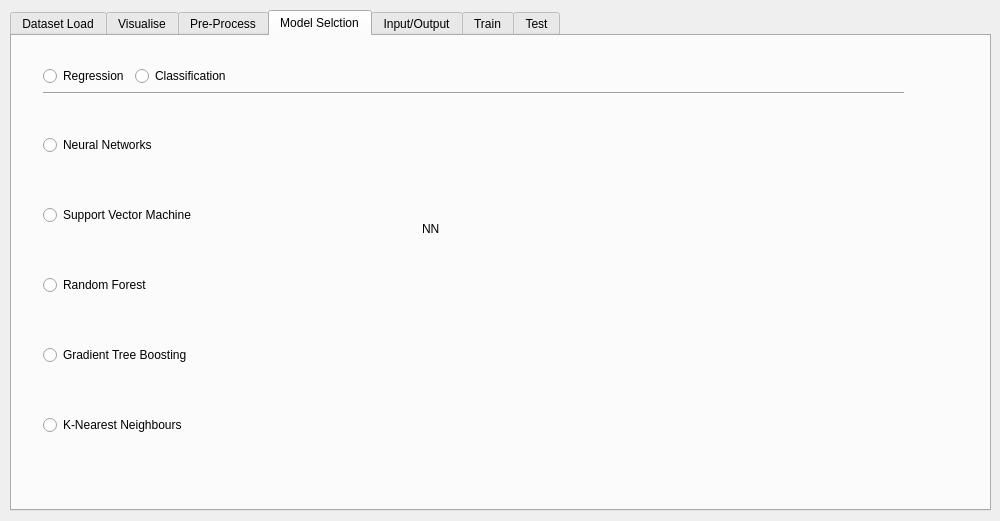
The window that resources/ui/ml_gui.ui (matheusft/modelling_ml) describes before a commit, drawn with Qt 5.
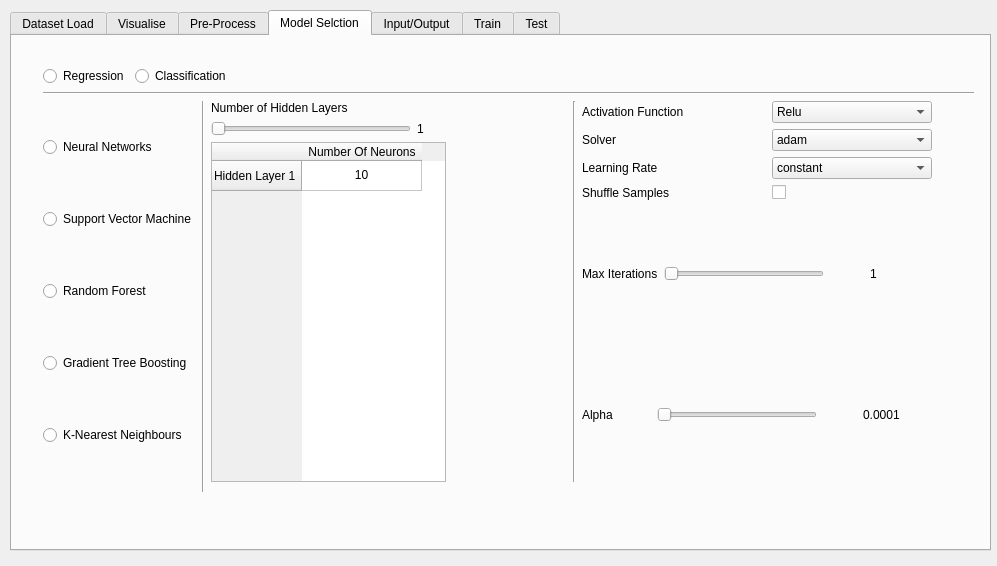
The same window after the commit. The open tabs and pages were chosen to show the change. Icons and pictures are not drawn. Custom widgets are drawn as their Qt base class.

Patch:
```diff
--- a/resources/ui/ml_gui.ui
+++ b/resources/ui/ml_gui.ui
@@ -6,8 +6,8 @@
    <rect>
     <x>0</x>
     <y>0</y>
-    <width>1000</width>
-    <height>521</height>
+    <width>997</width>
+    <height>566</height>
    </rect>
   </property>
   <property name="windowTitle">
@@ -23,7 +23,7 @@
      <x>10</x>
      <y>10</y>
      <width>981</width>
-     <height>501</height>
+     <height>541</height>
     </rect>
    </property>
    <property name="currentIndex">
@@ -802,8 +802,8 @@
       <rect>
        <x>31</x>
        <y>30</y>
-       <width>861</width>
-       <height>411</height>
+       <width>931</width>
+       <height>481</height>
       </rect>
      </property>
      <layout class="QVBoxLayout" name="verticalLayout_7">
@@ -1195,9 +1195,15 @@
                      </spacer>
                     </item>
                     <item>
-                     <widget class="QLabel" name="label_21">
+                     <widget class="QLabel" name="reg_nn_max_iter_label">
+                      <property name="minimumSize">
+                       <size>
+                        <width>35</width>
+                        <height>0</height>
+                       </size>
+                      </property>
                       <property name="text">
-                       <string>0</string>
+                       <string>1</string>
                       </property>
                      </widget>
                     </item>
@@ -1242,9 +1248,15 @@
                      </spacer>
                     </item>
                     <item>
-                     <widget class="QLabel" name="label_20">
+                     <widget class="QLabel" name="reg_nn_alpha_label">
+                      <property name="minimumSize">
+                       <size>
+                        <width>50</width>
+                        <height>0</height>
+                       </size>
+                      </property>
                       <property name="text">
-                       <string>0</string>
+                       <string>0.0001</string>
                       </property>
                      </widget>
                     </item>
@@ -1327,8 +1339,8 @@
            <rect>
             <x>0</x>
             <y>-10</y>
-            <width>861</width>
-            <height>391</height>
+            <width>921</width>
+            <height>401</height>
            </rect>
           </property>
           <layout class="QHBoxLayout" name="horizontalLayout_10">
@@ -1371,21 +1383,384 @@
              </item>
             </layout>
            </item>
+           <item>
+            <widget class="Line" name="line_5">
+             <property name="orientation">
+              <enum>Qt::Vertical</enum>
+             </property>
+            </widget>
+           </item>
            <item>
             <widget class="QStackedWidget" name="classification_parameters_stackedWidget">
              <widget class="QWidget" name="nn_classification_page">
-              <widget class="QLabel" name="label_11">
+              <widget class="QWidget" name="layoutWidget_2">
                <property name="geometry">
                 <rect>
-                 <x>220</x>
-                 <y>130</y>
-                 <width>60</width>
-                 <height>16</height>
+                 <x>0</x>
+                 <y>10</y>
+                 <width>721</width>
+                 <height>381</height>
                 </rect>
                </property>
-               <property name="text">
-                <string>NN</string>
-               </property>
+               <layout class="QHBoxLayout" name="horizontalLayout_18">
+                <item>
+                 <layout class="QVBoxLayout" name="verticalLayout_12">
+                  <item>
+                   <widget class="QLabel" name="clas_nn_hidden_layers_label">
+                    <property name="sizePolicy">
+                     <sizepolicy hsizetype="Minimum" vsizetype="Preferred">
+                      <horstretch>0</horstretch>
+                      <verstretch>0</verstretch>
+                     </sizepolicy>
+                    </property>
+                    <property name="maximumSize">
+                     <size>
+                      <width>160</width>
+                      <height>16777215</height>
+                     </size>
+                    </property>
+                    <property name="text">
+                     <string>Number of Hidden Layers</string>
+                    </property>
+                   </widget>
+                  </item>
+                  <item>
+                   <layout class="QHBoxLayout" name="horizontalLayout_20">
+                    <item>
+                     <widget class="QSlider" name="clas_nn_layers_horizontalSlider">
+                      <property name="maximumSize">
+                       <size>
+                        <width>200</width>
+                        <height>16777215</height>
+                       </size>
+                      </property>
+                      <property name="minimum">
+                       <number>1</number>
+                      </property>
+                      <property name="maximum">
+                       <number>50</number>
+                      </property>
+                      <property name="orientation">
+                       <enum>Qt::Horizontal</enum>
+                      </property>
+                     </widget>
+                    </item>
+                    <item>
+                     <widget class="QLabel" name="clas_nn_layers_label">
+                      <property name="text">
+                       <string>1</string>
+                      </property>
+                     </widget>
+                    </item>
+                   </layout>
+                  </item>
+                  <item>
+                   <widget class="QTableWidget" name="clas_nn_layers_tableWidget">
+                    <property name="maximumSize">
+                     <size>
+                      <width>235</width>
+                      <height>16777215</height>
+                     </size>
+                    </property>
+                    <attribute name="horizontalHeaderDefaultSectionSize">
+                     <number>120</number>
+                    </attribute>
+                    <row>
+                     <property name="text">
+                      <string>Hidden Layer 1</string>
+                     </property>
+                    </row>
+                    <column>
+                     <property name="text">
+                      <string>Number Of Neurons</string>
+                     </property>
+                    </column>
+                    <item row="0" column="0">
+                     <property name="text">
+                      <string>10</string>
+                     </property>
+                     <property name="textAlignment">
+                      <set>AlignCenter</set>
+                     </property>
+                    </item>
+                   </widget>
+                  </item>
+                 </layout>
+                </item>
+                <item>
+                 <widget class="Line" name="line_6">
+                  <property name="orientation">
+                   <enum>Qt::Horizontal</enum>
+                  </property>
+                 </widget>
+                </item>
+                <item>
+                 <widget class="Line" name="line_7">
+                  <property name="orientation">
+                   <enum>Qt::Vertical</enum>
+                  </property>
+                 </widget>
+                </item>
+                <item>
+                 <layout class="QVBoxLayout" name="verticalLayout_13">
+                  <item>
+                   <layout class="QHBoxLayout" name="horizontalLayout_21">
+                    <item>
+                     <widget class="QLabel" name="label_19">
+                      <property name="text">
+                       <string>Activation Function</string>
+                      </property>
+                     </widget>
+                    </item>
+                    <item>
+                     <widget class="QComboBox" name="clas_nn_actvfunc_comboBox">
+                      <property name="maximumSize">
+                       <size>
+                        <width>160</width>
+                        <height>16777215</height>
+                       </size>
+                      </property>
+                      <item>
+                       <property name="text">
+                        <string>Relu</string>
+                       </property>
+                      </item>
+                      <item>
+                       <property name="text">
+                        <string>Identity</string>
+                       </property>
+                      </item>
+                      <item>
+                       <property name="text">
+                        <string>Logistic</string>
+                       </property>
+                      </item>
+                      <item>
+                       <property name="text">
+                        <string>Tanh</string>
+                       </property>
+                      </item>
+                     </widget>
+                    </item>
+                   </layout>
+                  </item>
+                  <item>
+                   <layout class="QHBoxLayout" name="horizontalLayout_22">
+                    <item>
+                     <widget class="QLabel" name="label_20">
+                      <property name="text">
+                       <string>Solver</string>
+                      </property>
+                     </widget>
+                    </item>
+                    <item>
+                     <widget class="QComboBox" name="clas_nn_solver_comboBox">
+                      <property name="maximumSize">
+                       <size>
+                        <width>160</width>
+                        <height>16777215</height>
+                       </size>
+                      </property>
+                      <item>
+                       <property name="text">
+                        <string>adam</string>
+                       </property>
+                      </item>
+                      <item>
+                       <property name="text">
+                        <string>lbfgs</string>
+                       </property>
+                      </item>
+                      <item>
+                       <property name="text">
+                        <string>sgd</string>
+                       </property>
+                      </item>
+                     </widget>
+                    </item>
+                   </layout>
+                  </item>
+                  <item>
+                   <layout class="QHBoxLayout" name="horizontalLayout_23">
+                    <item>
+                     <widget class="QLabel" name="label_21">
+                      <property name="text">
+                       <string>Learning Rate</string>
+                      </property>
+                     </widget>
+                    </item>
+                    <item>
+                     <widget class="QComboBox" name="clas_nn_learnrate_comboBox">
+                      <property name="maximumSize">
+                       <size>
+                        <width>160</width>
+                        <height>16777215</height>
+                       </size>
+                      </property>
+                      <item>
+                       <property name="text">
+                        <string>constant</string>
+                       </property>
+                      </item>
+                      <item>
+                       <property name="text">
+                        <string>invscaling</string>
+                       </property>
+                      </item>
+                      <item>
+                       <property name="text">
+                        <string>adaptive</string>
+                       </property>
+                      </item>
+                     </widget>
+                    </item>
+                   </layout>
+                  </item>
+                  <item>
+                   <layout class="QHBoxLayout" name="horizontalLayout_24">
+                    <item>
+                     <widget class="QLabel" name="label_14">
+                      <property name="text">
+                       <string>Shuffle Samples</string>
+                      </property>
+                     </widget>
+                    </item>
+                    <item>
+                     <widget class="QCheckBox" name="clas_nn_shuffle_checkBox">
+                      <property name="maximumSize">
+                       <size>
+                        <width>160</width>
+                        <height>16777215</height>
+                       </size>
+                      </property>
+                      <property name="text">
+                       <string/>
+                      </property>
+                     </widget>
+                    </item>
+                   </layout>
+                  </item>
+                  <item>
+                   <layout class="QHBoxLayout" name="horizontalLayout_25">
+                    <item>
+                     <widget class="QLabel" name="label_22">
+                      <property name="text">
+                       <string>Max Iterations</string>
+                      </property>
+                     </widget>
+                    </item>
+                    <item>
+                     <widget class="QSlider" name="clas_nn_max_iter_horizontalSlider">
+                      <property name="maximumSize">
+                       <size>
+                        <width>160</width>
+                        <height>16777215</height>
+                       </size>
+                      </property>
+                      <property name="minimum">
+                       <number>1</number>
+                      </property>
+                      <property name="maximum">
+                       <number>300</number>
+                      </property>
+                      <property name="orientation">
+                       <enum>Qt::Horizontal</enum>
+                      </property>
+                     </widget>
+                    </item>
+                    <item>
+                     <spacer name="horizontalSpacer_5">
+                      <property name="orientation">
+                       <enum>Qt::Horizontal</enum>
+                      </property>
+                      <property name="sizeType">
+                       <enum>QSizePolicy::Minimum</enum>
+                      </property>
+                      <property name="sizeHint" stdset="0">
+                       <size>
+                        <width>40</width>
+                        <height>20</height>
+                       </size>
+                      </property>
+                     </spacer>
+                    </item>
+                    <item>
+                     <widget class="QLabel" name="clas_nn_max_iter_label">
+                      <property name="minimumSize">
+                       <size>
+                        <width>35</width>
+                        <height>0</height>
+                       </size>
+                      </property>
+                      <property name="text">
+                       <string>1</string>
+                      </property>
+                     </widget>
+                    </item>
+                   </layout>
+                  </item>
+                  <item>
+                   <layout class="QHBoxLayout" name="horizontalLayout_26">
+                    <item>
+                     <widget class="QLabel" name="label_23">
+                      <property name="text">
+                       <string>Alpha</string>
+                      </property>
+                     </widget>
+                    </item>
+                    <item>
+                     <widget class="QSlider" name="clas_nn_alpha_horizontalSlider">
+                      <property name="maximumSize">
+                       <size>
+                        <width>160</width>
+                        <height>16777215</height>
+                       </size>
+                      </property>
+                      <property name="minimum">
+                       <number>1</number>
+                      </property>
+                      <property name="maximum">
+                       <number>100</number>
+                      </property>
+                      <property name="orientation">
+                       <enum>Qt::Horizontal</enum>
+                      </property>
+                     </widget>
+                    </item>
+                    <item>
+                     <spacer name="horizontalSpacer_6">
+                      <property name="orientation">
+                       <enum>Qt::Horizontal</enum>
+                      </property>
+                      <property name="sizeType">
+                       <enum>QSizePolicy::Minimum</enum>
+                      </property>
+                      <property name="sizeHint" stdset="0">
+                       <size>
+                        <width>40</width>
+                        <height>20</height>
+                       </size>
+                      </property>
+                     </spacer>
+                    </item>
+                    <item>
+                     <widget class="QLabel" name="clas_nn_alpha_label">
+                      <property name="minimumSize">
+                       <size>
+                        <width>50</width>
+                        <height>0</height>
+                       </size>
+                      </property>
+                      <property name="text">
+                       <string>0.0001</string>
+                      </property>
+                     </widget>
+                    </item>
+                   </layout>
+                  </item>
+                 </layout>
+                </item>
+               </layout>
               </widget>
              </widget>
              <widget class="QWidget" name="svm_classification_page">
```
Left out of the diff: 68 changed lines with no effect on the pictures.
